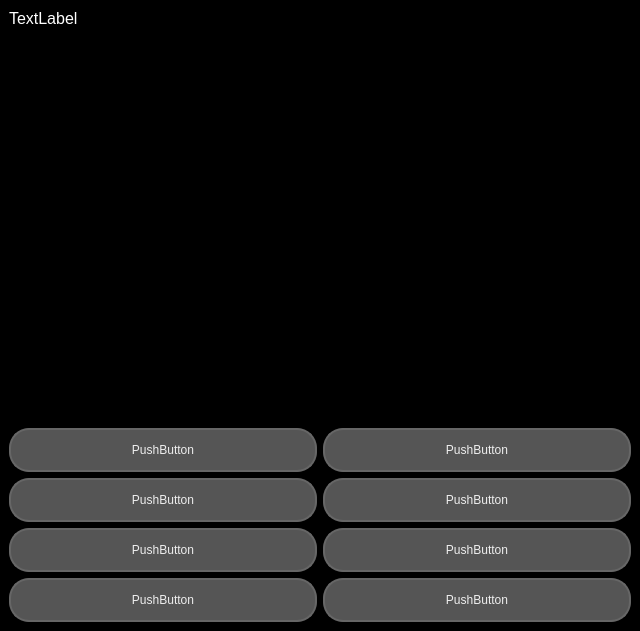
First picture: the form in ui/quiz.ui, repository alaurentinoofficial/networks-project-2, before the edit.
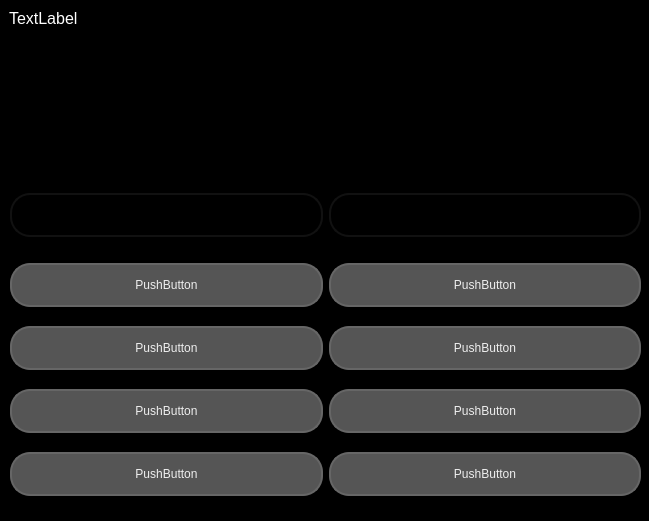
Second picture: the form after the edit.

Commit message: Fix bugs of wrong answer && Fix bug of won round do not win the next round && Update the interface and add replay and exit buttons

Patch:
```diff
--- a/ui/quiz.ui
+++ b/ui/quiz.ui
@@ -6,8 +6,8 @@
    <rect>
     <x>0</x>
     <y>0</y>
-    <width>640</width>
-    <height>631</height>
+    <width>649</width>
+    <height>521</height>
    </rect>
   </property>
   <property name="windowTitle">
@@ -19,7 +19,102 @@
 	background: #000000;
 }</string>
    </property>
-   <layout class="QVBoxLayout" name="verticalLayout">
+   <widget class="QWidget" name="horizontalLayoutWidget">
+    <property name="geometry">
+     <rect>
+      <x>10</x>
+      <y>180</y>
+      <width>631</width>
+      <height>71</height>
+     </rect>
+    </property>
+    <layout class="QHBoxLayout" name="horizontalLayout">
+     <item>
+      <widget class="QPushButton" name="replay">
+       <property name="enabled">
+        <bool>false</bool>
+       </property>
+       <property name="cursor">
+        <cursorShape>PointingHandCursor</cursorShape>
+       </property>
+       <property name="styleSheet">
+        <string notr="true">QPushButton {
+	background-color: rgb(15, 151, 255);
+	border: 2px solid rgb(15, 151, 255);
+	border-radius: 20;
+	color: #eee;
+	height: 40px;
+	font-size: 14px;
+	font-weight: bold;
+}
+QPushButton:hover {
+	background-color: rgb(12, 129, 217);
+	border-color: rgb(12, 129, 217);
+}
+QPushButton:pressed {
+	background-color: rgb(12, 129, 217);
+	border-color: rgb(12, 129, 217);
+}
+QPushButton:disabled {
+    background-color: #000;
+    border-color: #111;
+	color: #000;
+}</string>
+       </property>
+       <property name="text">
+        <string>Replay</string>
+       </property>
+      </widget>
+     </item>
+     <item>
+      <widget class="QPushButton" name="exit">
+       <property name="enabled">
+        <bool>false</bool>
+       </property>
+       <property name="cursor">
+        <cursorShape>PointingHandCursor</cursorShape>
+       </property>
+       <property name="styleSheet">
+        <string notr="true">QPushButton {
+	background-color: rgb(255, 114, 14);
+	border: 2px solid rgb(240, 100, 12);
+	border-radius: 20;
+	color: #eee;
+	height: 40px;
+	font-size: 14px;
+	font-weight: bold;
+}
+QPushButton:hover {
+	background-color: rgb(235, 95, 8);
+	border-color: rgb(235, 95, 8);
+}
+QPushButton:pressed {
+	background-color: rgb(235, 95, 8);
+	border-color: rgb(235, 95, 8);
+}
+QPushButton:disabled {
+    background-color: #000;
+    border-color: #111;
+	color: #000;
+}</string>
+       </property>
+       <property name="text">
+        <string>Exit</string>
+       </property>
+      </widget>
+     </item>
+    </layout>
+   </widget>
+   <widget class="QWidget" name="layoutWidget">
+    <property name="geometry">
+     <rect>
+      <x>9</x>
+      <y>9</y>
+      <width>631</width>
+      <height>171</height>
+     </rect>
+    </property>
+    <layout class="QHBoxLayout" name="horizontalLayout_2">
     <item>
      <widget class="QLabel" name="label">
       <property name="styleSheet">
@@ -42,33 +137,23 @@
       </property>
      </widget>
     </item>
-    <item>
+    </layout>
+   </widget>
+   <widget class="QWidget" name="layoutWidget">
+    <property name="geometry">
+     <rect>
+      <x>10</x>
+      <y>250</y>
+      <width>631</width>
+      <height>261</height>
+     </rect>
+    </property>
      <layout class="QGridLayout" name="gridLayout">
-      <item row="3" column="0">
-       <widget class="QPushButton" name="button_g">
-        <property name="cursor">
-         <cursorShape>PointingHandCursor</cursorShape>
-        </property>
-        <property name="styleSheet">
-         <string notr="true">QPushButton {
-	background-color: #555;
-	border: 2px solid #666;
-	border-radius: 20;
-	color: #eee;
-	height: 40px;
-}
-QPushButton:hover {
-	background-color: #1c7fe8;
-	border-color: #1c7fe8;
-}</string>
-        </property>
-        <property name="text">
-         <string>PushButton</string>
-        </property>
-       </widget>
-      </item>
-      <item row="1" column="0">
-       <widget class="QPushButton" name="button_c">
+     <item row="5" column="1">
+      <widget class="QPushButton" name="button_h">
+       <property name="enabled">
+        <bool>true</bool>
+       </property>
         <property name="cursor">
          <cursorShape>PointingHandCursor</cursorShape>
         </property>
@@ -83,6 +168,11 @@
 QPushButton:hover {
 	background-color: #1c7fe8;
 	border-color: #1c7fe8;
+}
+QPushButton:disabled {
+    background-color: #000;
+    border-color: #111;
+	color: #000;
 }</string>
         </property>
         <property name="text">
@@ -90,8 +180,11 @@
         </property>
        </widget>
       </item>
-      <item row="2" column="1">
+     <item row="4" column="1">
        <widget class="QPushButton" name="button_f">
+       <property name="enabled">
+        <bool>true</bool>
+       </property>
         <property name="cursor">
          <cursorShape>PointingHandCursor</cursorShape>
         </property>
@@ -106,6 +199,11 @@
 QPushButton:hover {
 	background-color: #1c7fe8;
 	border-color: #1c7fe8;
+}
+QPushButton:disabled {
+    background-color: #000;
+    border-color: #111;
+	color: #000;
 }</string>
         </property>
         <property name="text">
@@ -113,31 +211,45 @@
         </property>
        </widget>
       </item>
+     <item row="0" column="1">
+      <widget class="QPushButton" name="button_b">
+       <property name="enabled">
+        <bool>true</bool>
+       </property>
+       <property name="cursor">
+        <cursorShape>PointingHandCursor</cursorShape>
+       </property>
+       <property name="styleSheet">
+        <string notr="true">QPushButton {
+	background-color: #555;
+	border: 2px solid #666;
+	border-radius: 20;
+	color: #eee;
+	height: 40px;
+}
+QPushButton:hover {
+	background-color: #1c7fe8;
+	border-color: #1c7fe8;
+}
+QPushButton:disabled {
+    background-color: #000;
+    border-color: #111;
+	color: #000;
+}</string>
+       </property>
+       <property name="text">
+        <string>PushButton</string>
+       </property>
+       <property name="checkable">
+        <bool>false</bool>
+       </property>
+      </widget>
+     </item>
       <item row="0" column="0">
        <widget class="QPushButton" name="button_a">
-        <property name="cursor">
-         <cursorShape>PointingHandCursor</cursorShape>
-        </property>
-        <property name="styleSheet">
-         <string notr="true">QPushButton {
-	background-color: #555;
-	border: 2px solid #666;
-	border-radius: 20;
-	color: #eee;
-	height: 40px;
-}
-QPushButton:hover {
-	background-color: #1c7fe8;
-	border-color: #1c7fe8;
-}</string>
-        </property>
-        <property name="text">
-         <string>PushButton</string>
-        </property>
-       </widget>
-      </item>
-      <item row="1" column="1">
-       <widget class="QPushButton" name="button_d">
+       <property name="enabled">
+        <bool>true</bool>
+       </property>
         <property name="cursor">
          <cursorShape>PointingHandCursor</cursorShape>
         </property>
@@ -152,6 +264,11 @@
 QPushButton:hover {
 	background-color: #1c7fe8;
 	border-color: #1c7fe8;
+}
+QPushButton:disabled {
+    background-color: #000;
+    border-color: #111;
+	color: #000;
 }</string>
         </property>
         <property name="text">
@@ -160,7 +277,10 @@
        </widget>
       </item>
       <item row="3" column="1">
-       <widget class="QPushButton" name="button_h">
+      <widget class="QPushButton" name="button_d">
+       <property name="enabled">
+        <bool>true</bool>
+       </property>
         <property name="cursor">
          <cursorShape>PointingHandCursor</cursorShape>
         </property>
@@ -175,6 +295,11 @@
 QPushButton:hover {
 	background-color: #1c7fe8;
 	border-color: #1c7fe8;
+}
+QPushButton:disabled {
+    background-color: #000;
+    border-color: #111;
+	color: #000;
 }</string>
         </property>
         <property name="text">
@@ -182,31 +307,73 @@
         </property>
        </widget>
       </item>
-      <item row="2" column="0">
+     <item row="5" column="0">
+      <widget class="QPushButton" name="button_g">
+       <property name="enabled">
+        <bool>true</bool>
+       </property>
+       <property name="cursor">
+        <cursorShape>PointingHandCursor</cursorShape>
+       </property>
+       <property name="styleSheet">
+        <string notr="true">QPushButton {
+	background-color: #555;
+	border: 2px solid #666;
+	border-radius: 20;
+	color: #eee;
+	height: 40px;
+}
+QPushButton:hover {
+	background-color: #1c7fe8;
+	border-color: #1c7fe8;
+}
+QPushButton:disabled {
+    background-color: #000;
+    border-color: #111;
+	color: #000;
+}</string>
+       </property>
+       <property name="text">
+        <string>PushButton</string>
+       </property>
+      </widget>
+     </item>
+     <item row="3" column="0">
+      <widget class="QPushButton" name="button_c">
+       <property name="enabled">
+        <bool>true</bool>
+       </property>
+       <property name="cursor">
+        <cursorShape>PointingHandCursor</cursorShape>
+       </property>
+       <property name="styleSheet">
+        <string notr="true">QPushButton {
+	background-color: #555;
+	border: 2px solid #666;
+	border-radius: 20;
+	color: #eee;
+	height: 40px;
+}
+QPushButton:hover {
+	background-color: #1c7fe8;
+	border-color: #1c7fe8;
+}
+QPushButton:disabled {
+    background-color: #000;
+    border-color: #111;
+	color: #000;
+}</string>
+       </property>
+       <property name="text">
+        <string>PushButton</string>
+       </property>
+      </widget>
+     </item>
+     <item row="4" column="0">
        <widget class="QPushButton" name="button_e">
-        <property name="cursor">
-         <cursorShape>PointingHandCursor</cursorShape>
-        </property>
-        <property name="styleSheet">
-         <string notr="true">QPushButton {
-	background-color: #555;
-	border: 2px solid #666;
-	border-radius: 20;
-	color: #eee;
-	height: 40px;
-}
-QPushButton:hover {
-	background-color: #1c7fe8;
-	border-color: #1c7fe8;
-}</string>
-        </property>
-        <property name="text">
-         <string>PushButton</string>
-        </property>
-       </widget>
-      </item>
-      <item row="0" column="1">
-       <widget class="QPushButton" name="button_b">
+       <property name="enabled">
+        <bool>true</bool>
+       </property>
         <property name="cursor">
          <cursorShape>PointingHandCursor</cursorShape>
         </property>
@@ -221,6 +388,11 @@
 QPushButton:hover {
 	background-color: #1c7fe8;
 	border-color: #1c7fe8;
+}
+QPushButton:disabled {
+    background-color: #000;
+    border-color: #111;
+	color: #000;
 }</string>
         </property>
         <property name="text">
@@ -232,8 +404,7 @@
        </widget>
       </item>
      </layout>
-    </item>
-   </layout>
+   </widget>
   </widget>
  </widget>
  <resources/>
```
Left out of the diff: 3 changed lines with no effect on the pictures. Lines whose indentation alone changed are shown as unchanged. The commit also changes 8 other files.
